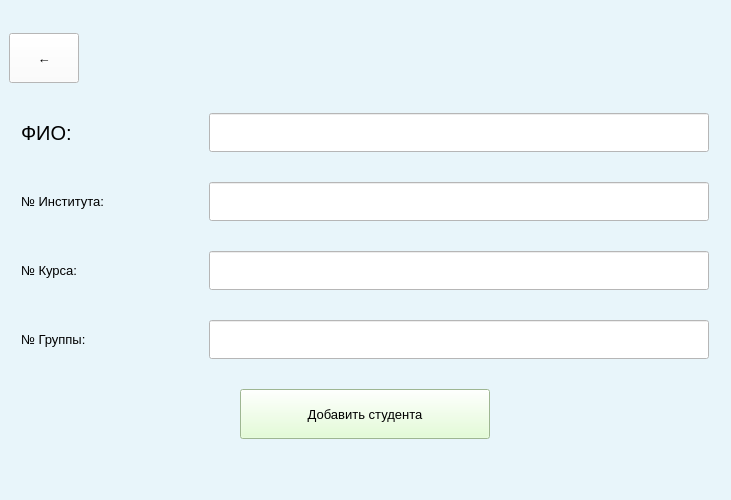
andrei-229/valanter_app, file qt/create_and_add.ui: the form before one commit.
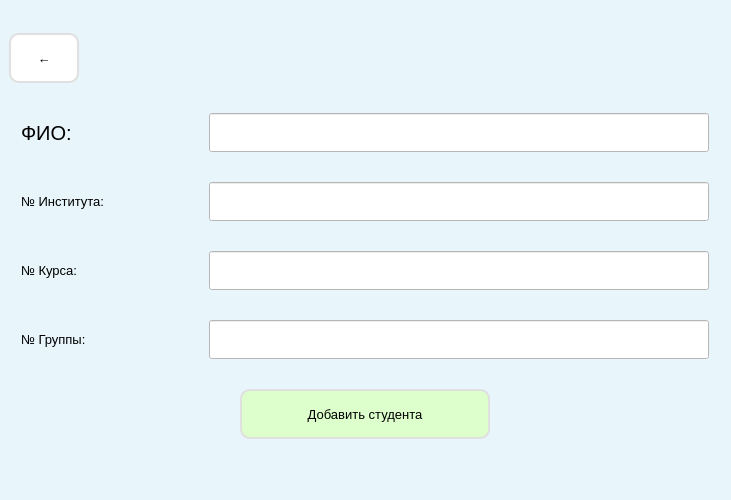
The form after the commit.

Patch:
```diff
--- a/qt/create_and_add.ui
+++ b/qt/create_and_add.ui
@@ -59,11 +59,15 @@
         <property name="styleSheet">
          <string notr="true">QPushButton{
 background-color: rgb(255, 255, 255);
+border: 2px solid #E0E0E0;
+border-radius: 10px;
 }
 QPushButton:hover{
 background-color: rgb(242, 255, 235);
 }
-</string>
+QPushButton:pressed{
+border: 2px solid #404040;
+}</string>
         </property>
         <property name="text">
          <string>←</string>
@@ -316,7 +320,9 @@
         </property>
         <property name="styleSheet">
          <string notr="true">QPushButton{
-	background-color: rgb(221, 255, 204);
+background-color: rgb(221, 255, 204);
+border: 2px solid #E0E0E0;
+border-radius: 10px;
 }
 QPushButton:hover{
 	background-color: rgb(201, 255, 128);
```
Left out of the diff: 9 changed lines with no effect on the pictures.
